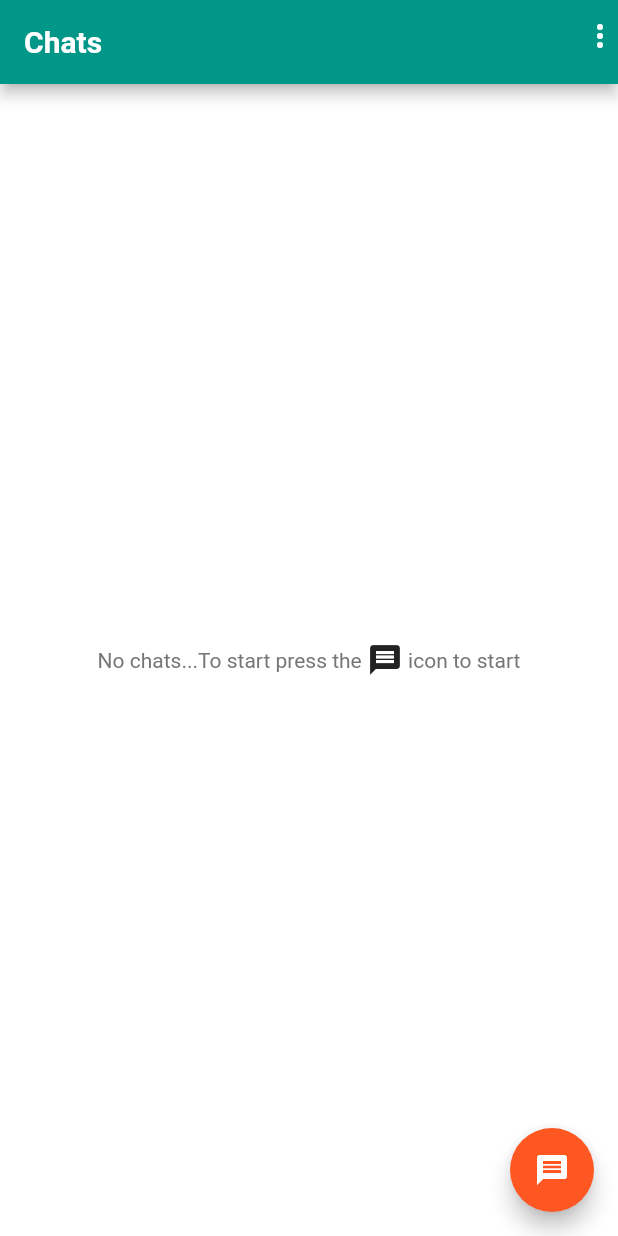
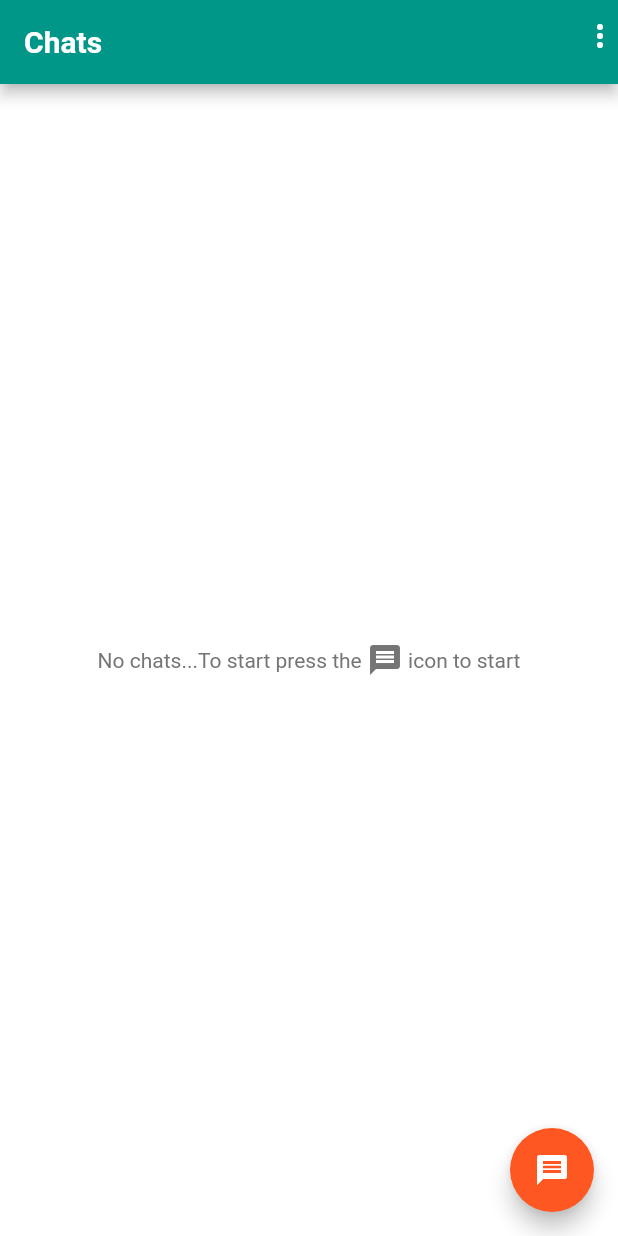
Before and after one commit to rahul-k-r/chat-app, a Flutter app: the screen it shows once a user with an empty profile is signed in, on a phone screen of 412 x 824 dp. Run offline on Flutter 3.47's test engine with Material 2 defaults, Android fonts, the phone set to English and light mode, and no system bars; our stand-ins replace bubble, cloud_firestore, firebase_auth, firebase_messaging, firebase_storage, google_fonts and 2 more; accounts and stored records are empty; Roboto replaces fonts that are missing (Satisfy).

```diff
--- a/lib/colors/color.dart
+++ b/lib/colors/color.dart
@@ -1,4 +1,5 @@
 import 'dart:math';
+
 import 'package:flutter/material.dart';
 
 MaterialColor generateMaterialColor(Color color) {
--- a/lib/main.dart
+++ b/lib/main.dart
@@ -1,6 +1,7 @@
 import 'package:flutter/material.dart';
 import 'package:firebase_auth/firebase_auth.dart';
-import 'package:private_chat_app/colors/color.dart';
+
+import './colors/color.dart';
 
 import './screens/auth_screen.dart';
 import './screens/chat_selector_screen.dart';
--- a/lib/screens/auth_screen.dart
+++ b/lib/screens/auth_screen.dart
@@ -1,11 +1,12 @@
 import 'dart:io';
 
 import 'package:flutter/material.dart';
+import 'package:flutter/services.dart';
+
+import 'package:google_sign_in/google_sign_in.dart';
 import 'package:firebase_auth/firebase_auth.dart';
-import 'package:flutter/services.dart';
 import 'package:cloud_firestore/cloud_firestore.dart';
 import 'package:firebase_storage/firebase_storage.dart';
-import 'package:google_sign_in/google_sign_in.dart';
 
 import '../widgets/auth/auth_form.dart';
 
--- a/lib/screens/chat_screen.dart
+++ b/lib/screens/chat_screen.dart
@@ -1,9 +1,10 @@
 import 'package:flutter/material.dart';
+
 import 'package:firebase_messaging/firebase_messaging.dart';
+import 'package:google_fonts/google_fonts.dart';
 
 import '../widgets/chat/messages.dart';
 import '../widgets/chat/new_message.dart';
-import 'package:google_fonts/google_fonts.dart';
 
 class GroupChatScreen extends StatefulWidget {
   final chatId;
--- a/lib/screens/chat_selector_screen.dart
+++ b/lib/screens/chat_selector_screen.dart
@@ -1,10 +1,12 @@
+import 'package:flutter/material.dart';
+
+import 'package:firebase_auth/firebase_auth.dart';
 import 'package:cloud_firestore/cloud_firestore.dart';
-import 'package:flutter/material.dart';
+import 'package:google_sign_in/google_sign_in.dart';
+import 'package:google_fonts/google_fonts.dart';
+
 import '../screens/contact_screen.dart';
 import '../widgets/chat/chat_selector.dart';
-import 'package:firebase_auth/firebase_auth.dart';
-import 'package:google_fonts/google_fonts.dart';
-import 'package:google_sign_in/google_sign_in.dart';
 
 class MainChatScreen extends StatefulWidget {
   @override
@@ -106,8 +108,12 @@ class _MainChatScreenState extends State<MainChatScreen> {
                         text: "No chats...To start press the ",
                       ),
                       WidgetSpan(
-                          child: Icon(Icons.message),
-                          alignment: PlaceholderAlignment.middle),
+                        child: Icon(
+                          Icons.message,
+                          color: Theme.of(context).textTheme.headline6.color,
+                        ),
+                        alignment: PlaceholderAlignment.middle,
+                      ),
                       TextSpan(
                         style: TextStyle(
                             fontSize: 14,
--- a/lib/widgets/chat/chat_selector.dart
+++ b/lib/widgets/chat/chat_selector.dart
@@ -1,7 +1,9 @@
 import 'package:flutter/material.dart';
+
+import 'package:intl/intl.dart';
+import 'package:google_fonts/google_fonts.dart';
+
 import '../../screens/chat_screen.dart';
-import 'package:google_fonts/google_fonts.dart';
-import 'package:intl/intl.dart';
 
 class ChatSelector extends StatelessWidget {
   final double width;
--- a/lib/widgets/chat/message_bubble.dart
+++ b/lib/widgets/chat/message_bubble.dart
@@ -1,6 +1,7 @@
+import 'package:flutter/material.dart';
+
+import 'package:cloud_firestore/cloud_firestore.dart';
 import 'package:bubble/bubble.dart';
-import 'package:cloud_firestore/cloud_firestore.dart';
-import 'package:flutter/material.dart';
 import 'package:intl/intl.dart';
 
 class MessageBubble extends StatelessWidget {
--- a/lib/widgets/chat/messages.dart
+++ b/lib/widgets/chat/messages.dart
@@ -1,5 +1,6 @@
+import 'package:flutter/material.dart';
+
 import 'package:firebase_auth/firebase_auth.dart';
-import 'package:flutter/material.dart';
 import 'package:cloud_firestore/cloud_firestore.dart';
 
 import '../chat/message_bubble.dart';
--- a/lib/widgets/chat/new_message.dart
+++ b/lib/widgets/chat/new_message.dart
@@ -1,7 +1,8 @@
 import 'package:flutter/material.dart';
+import 'package:flutter/services.dart';
+
 import 'package:firebase_auth/firebase_auth.dart';
 import 'package:cloud_firestore/cloud_firestore.dart';
-import 'package:flutter/services.dart';
 import 'package:intl/intl.dart';
 
 class NewMessage extends StatefulWidget {
--- a/lib/widgets/pickers/user_image_picker.dart
+++ b/lib/widgets/pickers/user_image_picker.dart
@@ -1,6 +1,7 @@
 import 'dart:io';
 
 import 'package:flutter/material.dart';
+
 import 'package:image_picker/image_picker.dart';
 
 class UserImagePicker extends StatefulWidget {
--- a/pubspec.yaml
+++ b/pubspec.yaml
@@ -11,7 +11,7 @@ description: A new Flutter project.
 # In iOS, build-name is used as CFBundleShortVersionString while build-number used as CFBundleVersion.
 # Read more about iOS versioning at
 # https://developer.apple.com/library/archive/documentation/General/Reference/InfoPlistKeyReference/Articles/CoreFoundationKeys.html
-version: 1.0.0+1
+version: 0.1.0+1
 
 environment:
   sdk: ">=2.3.0 <3.0.0"
```
Also changed, not shown: lib/screens/contact_screen.dart (+7 -3 lines), firebase.json, 8 other files.
